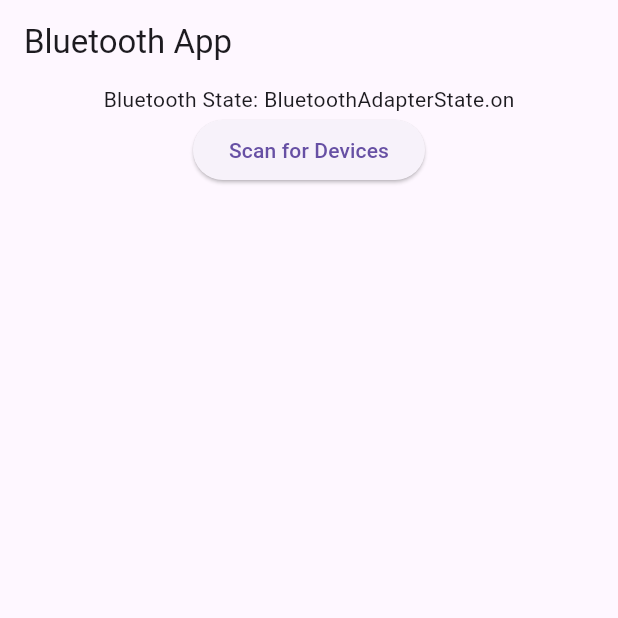
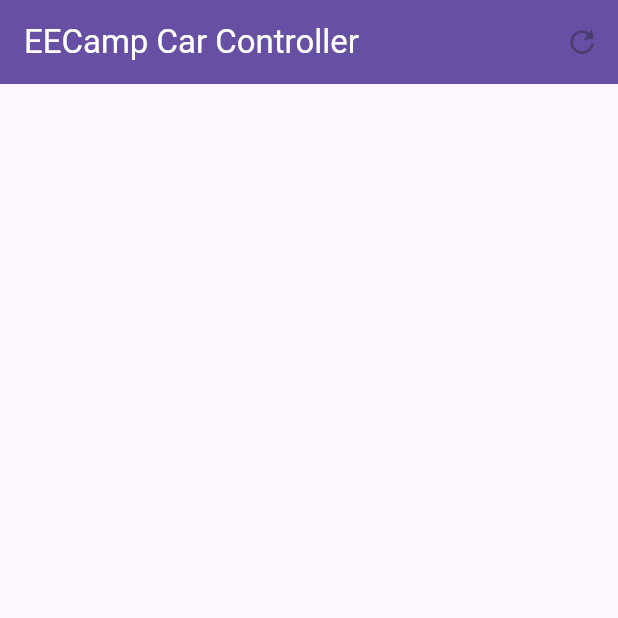
Before and after one commit to liuutin9/eecamp, a Flutter app: the screen it shows after launch, on a phone screen of 412 x 824 dp, the top half of it. Run offline on Flutter 3.47's test engine with Material 3 defaults, Android fonts, the phone set to English and light mode, and no system bars; our stand-ins replace flutter_blue_plus, go_router, permission_handler.

```diff
--- /dev/null
+++ b/devtools_options.yaml
@@ -0,0 +1,3 @@
+description: This file stores settings for Dart & Flutter DevTools.
+documentation: https://docs.flutter.dev/tools/devtools/extensions#configure-extension-enablement-states
+extensions:
--- a/lib/home_page.dart
+++ b/lib/home_page.dart
@@ -1,29 +1,45 @@
+import 'package:eecamp/services/bluetooth_service.dart';
+import 'package:eecamp/services/navigation_service.dart';
 import 'package:flutter/material.dart';
 import 'package:flutter_blue_plus/flutter_blue_plus.dart';
 import 'package:permission_handler/permission_handler.dart';
+import 'package:provider/provider.dart';
+import 'dart:async';
 
 class HomePage extends StatefulWidget {
-  const HomePage({super.key});
+  const HomePage({super.key, required this.context});
+  final BuildContext context;
 
   @override
   State<HomePage> createState() => _HomePageState();
 }
 
-class _HomePageState extends State<HomePage> {
+class _HomePageState extends State<HomePage> with SingleTickerProviderStateMixin {
   List<BluetoothDevice> devicesList = [];
-  BluetoothDevice? connectedDevice;
-  BluetoothAdapterState bluetoothState = BluetoothAdapterState.unknown;
-  BluetoothCharacteristic? characteristic;
-  TextEditingController messageController = TextEditingController();
+  StreamSubscription? scanSubscription;
+  bool isScanning = false; // Track scanning state
+  late AnimationController _controller;
+  late Animation<double> _animation;
 
   @override
   void initState() {
     super.initState();
-    FlutterBluePlus.adapterState.listen((state) {
-      setState(() {
-        bluetoothState = state;
-      });
-    });
+    _controller = AnimationController(
+      duration: const Duration(seconds: 1),
+      vsync: this,
+    );
+    _animation = Tween(begin: 0.0, end: 1.0).animate(CurvedAnimation(
+      parent: _controller,
+      curve: Curves.easeInOutQuart,
+    ));
+    checkPermissions();
+  }
+
+  @override
+  void dispose() {
+    scanSubscription?.cancel();
+    _controller.dispose();
+    super.dispose();
   }
 
   Future<void> checkPermissions() async {
@@ -42,148 +58,74 @@ class _HomePageState extends State<HomePage> {
   }
 
   Future<void> startScan() async {
+    setState(() {
+      isScanning = true; // Set scanning state to true
+    });
+
+    _controller.repeat();
+
     await FlutterBluePlus.startScan(timeout: const Duration(seconds: 15));
-    FlutterBluePlus.scanResults.listen((results) {
+    scanSubscription = FlutterBluePlus.scanResults.listen((results) {
+      if (mounted) {
+        setState(() {
+          devicesList = results.map((r) => r.device).toList();
+        });
+      }
+    });
+
+    // Wait for the scan to complete before setting the state to false
+    await Future.delayed(const Duration(seconds: 15));
+    if (mounted) {
       setState(() {
-        devicesList = results.map((r) => r.device).toList();
+        isScanning = false; // Set scanning state to false
       });
-    });
-  }
-
-  void connectToDevice(BluetoothDevice device) async {
-    await device.connect();
-    setState(() {
-      connectedDevice = device;
-    });
-    discoverServices(device);
-    await FlutterBluePlus.stopScan();
-  }
-
-  void discoverServices(BluetoothDevice device) async {
-    List<BluetoothService> services = await device.discoverServices();
-    for (var service in services) {
-      debugPrint('Service found: ${service.uuid}');
-      for (var char in service.characteristics) {
-        debugPrint('Characteristic found: ${char.uuid}');
-        if (char.properties.write && char.properties.read) {
-          setState(() {
-            characteristic = char;
-          });
-          break;
-        }
-      }
-    }
-    if (characteristic == null) {
-      debugPrint('No writable and readable characteristic found');
-    }
-  }
-
-  void disconnectFromDevice() {
-    connectedDevice?.disconnect();
-    setState(() {
-      connectedDevice = null;
-      characteristic = null;
-    });
-  }
-
-  void sendMessage(String message) async {
-    if (characteristic != null) {
-      await characteristic!.write(message.codeUnits, withoutResponse: true);
-    }
-  }
-
-  void receiveMessage() async {
-    if (characteristic != null) {
-      var value = await characteristic!.read();
-      String receivedMessage = String.fromCharCodes(value);
-      debugPrint('Received: $receivedMessage');
-      if (!mounted) return;
-      showDialog(
-        context: context,
-        builder: (context) => AlertDialog(
-          title: const Text('Received Message'),
-          content: Text(receivedMessage),
-          actions: <Widget>[
-            TextButton(
-              child: const Text('OK'),
-              onPressed: () {
-                Navigator.of(context).pop();
-              },
-            ),
-          ],
-        ),
-      );
+      _controller.stop();
     }
   }
 
   @override
   Widget build(BuildContext context) {
-    return MaterialApp(
-      home: Scaffold(
-        appBar: AppBar(
-          title: const Text('Bluetooth App'),
+    return Scaffold(
+      appBar: AppBar(
+        backgroundColor: Theme.of(context).colorScheme.primary,
+        title: Text(
+          'EECamp Car Controller',
+          style: TextStyle(
+            color: Theme.of(context).colorScheme.onPrimary,
+          ),
         ),
-        body: Column(
-          children: <Widget>[
-            Text('Bluetooth State: $bluetoothState'),
-            ElevatedButton(
-              onPressed: checkPermissions,
-              child: const Text('Scan for Devices'),
+        actions: [
+          RotationTransition(
+            turns: _animation,
+            child: IconButton(
+              icon: const Icon(Icons.refresh),
+              padding: const EdgeInsets.symmetric(horizontal: 5),
+              color: Theme.of(context).colorScheme.onPrimary,
+              onPressed: isScanning ? null : checkPermissions,
             ),
-            Expanded(
-              child: ListView.builder(
-                itemCount: devicesList.length,
-                itemBuilder: (context, index) {
-                  return ListTile(
-                    title: Text(devicesList[index].platformName),
-                    subtitle: Text(devicesList[index].remoteId.toString()),
-                    onTap: () => connectToDevice(devicesList[index]),
-                  );
-                },
-              ),
+          ),
+        ],
+      ),
+      body: Column(
+        children: <Widget>[
+          Expanded(
+            child: ListView.builder(
+              itemCount: devicesList.length,
+              itemBuilder: (context, index) {
+                return ListTile(
+                  title: Text(devicesList[index].platformName == '' ? 'Unknown' : devicesList[index].platformName),
+                  subtitle: Text(devicesList[index].remoteId.toString()),
+                  onTap: () {
+                    Provider.of<BluetoothProvider>(context, listen: false)
+                        .setSelectedDevice(devicesList[index]);
+                    Provider.of<NavigationService>(context, listen: false)
+                        .goControlPanel(deviceId: devicesList[index].remoteId.toString());
+                  },
+                );
+              },
             ),
-            if (connectedDevice != null)
-              Card(
-                margin: const EdgeInsets.all(10),
-                elevation: 5,
-                child: Padding(
-                  padding: const EdgeInsets.all(10),
-                  child: Column(
-                    children: [
-                      Text('Connected to ${connectedDevice?.platformName}'),
-                      ElevatedButton(
-                        onPressed: disconnectFromDevice,
-                        child: const Text('Disconnect'),
-                      ),
-                      Row(
-                        children: [
-                          Expanded(
-                            child: TextField(
-                              controller: messageController,
-                              decoration: const InputDecoration(
-                                labelText: 'Send Message',
-                              ),
-                            ),
-                          ),
-                          IconButton(
-                            icon: const Icon(Icons.send),
-                            onPressed: () {
-                              sendMessage(messageController.text);
-                              messageController.clear();
-                            },
-                          ),
-                        ],
-                      ),
-                      ElevatedButton(
-                        onPressed: receiveMessage,
-                        child: const Text('Receive Message'),
-                      ),
-                    ],
-                  ),
-                ),
-              ),
-          ],
-        ),
+          ),
+        ],
       ),
     );
   }
--- a/lib/main.dart
+++ b/lib/main.dart
@@ -1,7 +1,9 @@
-import 'package:eecamp/home_page.dart';
+import 'package:eecamp/services/bluetooth_service.dart';
+import 'package:eecamp/services/navigation_service.dart';
 import 'package:flutter/material.dart';
 import 'package:flutter/services.dart';
 import 'package:flutter_blue_plus/flutter_blue_plus.dart';
+import 'package:provider/provider.dart';
 
 void main() {
 
@@ -14,23 +16,90 @@ void main() {
   // if your terminal doesn't support color you'll see annoying logs like `\x1B[1;35m`
   FlutterBluePlus.setLogLevel(LogLevel.verbose, color: true);
 
-  runApp(const MyApp());
+  // Provider.debugCheckInvalidValueType = null;
+
+  runApp(const InitProvider());
 }
 
-class MyApp extends StatelessWidget {
-  const MyApp({super.key});
+class InitProvider extends StatelessWidget {
+  const InitProvider({super.key});
 
   // This widget is the root of your application.
   @override
   Widget build(BuildContext context) {
-    return MaterialApp(
-      title: 'Bluetooth Controller',
-      theme: ThemeData(
-        colorScheme: ColorScheme.fromSeed(seedColor: Colors.deepPurple),
-        useMaterial3: true,
+
+    return MultiProvider(
+      providers: [
+        // ChangeNotifierProvider(
+        //   create: (_) => ThemeProvider(
+        //     theme: theme,
+        //     themeMode: themeMode,
+        //   ),
+        // ),
+        Provider<NavigationService>(
+          create: (_) => NavigationService(),
+        ),
+        ChangeNotifierProvider(
+          create: (_) => BluetoothProvider(),
+        ),
+        // ChangeNotifierProvider(
+        //   create: (_) => LocaleProvider(
+        //     currLocale: language,
+        //     isSystemDefault: languageCode == 'default',
+        //   ),
+        // ),
+      ],
+      child: const EECampApp(
+        // themeMode: themeMode,
       ),
-      home: const HomePage(),
+    );
+
+    // return MaterialApp(
+    //   title: 'Bluetooth Controller',
+    //   theme: ThemeData(
+    //     colorScheme: ColorScheme.fromSeed(seedColor: Colors.deepPurple),
+    //     useMaterial3: true,
+    //   ),
+    //   home: const HomePage(),
+    //   debugShowCheckedModeBanner: false,
+    // );
+  }
+}
+
+class EECampApp extends StatelessWidget {
+  const EECampApp({super.key});
+
+  @override
+  Widget build(BuildContext context) {
+
+    // final localeProvider = Provider.of<LocaleProvider>(context);
+
+    return MaterialApp.router(
+      // theme: ThemeData(useMaterial3: true, colorScheme: lightColorScheme),
+      // darkTheme: ThemeData(useMaterial3: true, colorScheme: darkColorScheme),
+      // themeMode: Provider.of<ThemeProvider>(context).themeMode,
+
       debugShowCheckedModeBanner: false,
+      routerConfig: routerConfig,
+
+      // restorationScopeId: 'app',
+
+      // locale: localeProvider.locale,
+      // localizationsDelegates: const [
+      //   AppLocalizationsDelegate(),
+      //   GlobalMaterialLocalizations.delegate,
+      //   GlobalWidgetsLocalizations.delegate,
+      //   GlobalCupertinoLocalizations.delegate,
+      // ],
+      // supportedLocales: const [
+      //   Locale('en'),
+      //   Locale.fromSubtags(
+      //     languageCode: 'zh',
+      //     scriptCode: 'Hant',
+      //     countryCode: 'TW'
+      //   ),
+      // ],
     );
   }
+
 }
--- /dev/null
+++ b/lib/services/navigation_service.dart
@@ -0,0 +1,95 @@
+import 'package:eecamp/control_panel.dart';
+import 'package:eecamp/home_page.dart';
+import 'package:flutter/material.dart';
+import 'package:go_router/go_router.dart';
+
+final GlobalKey<NavigatorState> _rootNavigatorKey =
+    GlobalKey<NavigatorState>(debugLabel: 'root');
+
+final routerConfig = GoRouter(
+  navigatorKey: _rootNavigatorKey,
+  initialLocation: '/home',
+  debugLogDiagnostics: true,
+  redirect: (context, state) {
+    if (state.uri.path == '/') return '/home';
+    return null;
+  },
+  errorBuilder: (context, state) => Scaffold(
+    body: Center(
+      child: Text('Page not found: ${state.uri.path}'),
+    ),
+  ),
+  routes: <RouteBase>[
+    GoRoute(
+      path: '/home',
+      pageBuilder: (context, state) => CustomTransitionPage(
+        key: state.pageKey,
+        child: HomePage(context: context),
+        transitionDuration: const Duration(milliseconds: 300),
+        transitionsBuilder: (context, animation, secondaryAnimation, child) {
+          const begin = Offset(1.0, 0.0);
+          const end = Offset.zero;
+          const curve = Curves.easeInOutQuart;
+
+          final tween = Tween(begin: begin, end: end).chain(CurveTween(curve: curve));
+          final offsetAnimation = animation.drive(tween);
+
+          final exitTween = Tween(begin: Offset.zero, end: const Offset(-1.0, 0.0)).chain(CurveTween(curve: curve));
+          final exitAnimation = secondaryAnimation.drive(exitTween);
+
+          return SlideTransition(
+            position: offsetAnimation,
+            child: SlideTransition(
+              position: exitAnimation,
+              child: child,
+            ),
+          );
+        },
+      ),
+      routes: <RouteBase>[
+        GoRoute(
+          path: 'controlPanel/:deviceId',
+          pageBuilder: (context, state) => CustomTransitionPage(
+            child: const ControlPanel(),
+            transitionDuration: const Duration(milliseconds: 300),
+            transitionsBuilder: (context, animation, secondaryAnimation, child) {
+              const begin = Offset(1.0, 0.0);
+              const end = Offset.zero;
+              const curve = Curves.easeInOutQuart;
+
+              final tween = Tween(begin: begin, end: end).chain(CurveTween(curve: curve));
+              final offsetAnimation = animation.drive(tween);
+
+              final exitTween = Tween(begin: Offset.zero, end: const Offset(-1.0, 0.0)).chain(CurveTween(curve: curve));
+              final exitAnimation = secondaryAnimation.drive(exitTween);
+
+              return SlideTransition(
+                position: offsetAnimation,
+                child: SlideTransition(
+                  position: exitAnimation,
+                  child: child,
+                ),
+              );
+            },
+          ),
+        ),
+      ],
+    ),
+  ],
+);
+
+class NavigationService {
+  late final GoRouter _router;
+
+  NavigationService() {
+    _router = routerConfig;
+  }
+
+  void goHome() {
+    _router.go('/home');
+  }
+
+  void goControlPanel({required String deviceId}) {
+    _router.go('/home/controlPanel/$deviceId');
+  }
+}
--- a/pubspec.yaml
+++ b/pubspec.yaml
@@ -38,6 +38,8 @@ dependencies:
   permission_handler: ^11.3.1
   home_widget: ^0.6.0
   flutter_blue_plus: ^1.32.8
+  provider: ^6.1.2
+  go_router: ^14.0.1
 
 dev_dependencies:
   flutter_test:
```
Also changed, not shown: lib/control_panel.dart (added, +139 -0 lines), lib/services/bluetooth_service.dart (added, +106 -0 lines), pubspec.lock.
